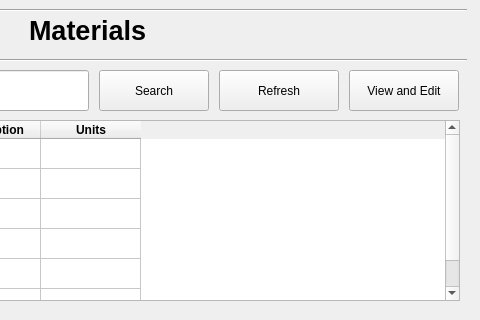
The window that Screens/Materials.ui (basil-ali-khan/Inventory-Management-System) describes before a commit, drawn with Qt 5; both pictures show x 291 to 771 and y 0 to 320 of the 771 by 618 pixel window.
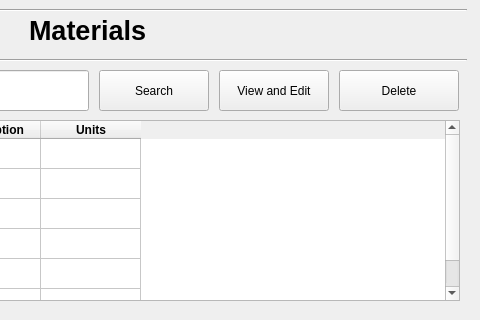
The same window after the commit.

Diff of the .ui file:
```diff
--- a/Screens/Materials.ui
+++ b/Screens/Materials.ui
@@ -162,7 +162,7 @@
    <widget class="QPushButton" name="editMaterialButton">
     <property name="geometry">
      <rect>
-      <x>640</x>
+      <x>510</x>
       <y>70</y>
       <width>110</width>
       <height>41</height>
@@ -334,14 +334,14 @@
    <widget class="QPushButton" name="refreshButton">
     <property name="geometry">
      <rect>
-      <x>510</x>
+      <x>630</x>
       <y>70</y>
       <width>120</width>
       <height>41</height>
      </rect>
     </property>
     <property name="text">
-     <string>Refresh</string>
+     <string>Delete</string>
     </property>
    </widget>
   </widget>
```
Left out of the diff: 2 changed lines with no effect on the pictures.
